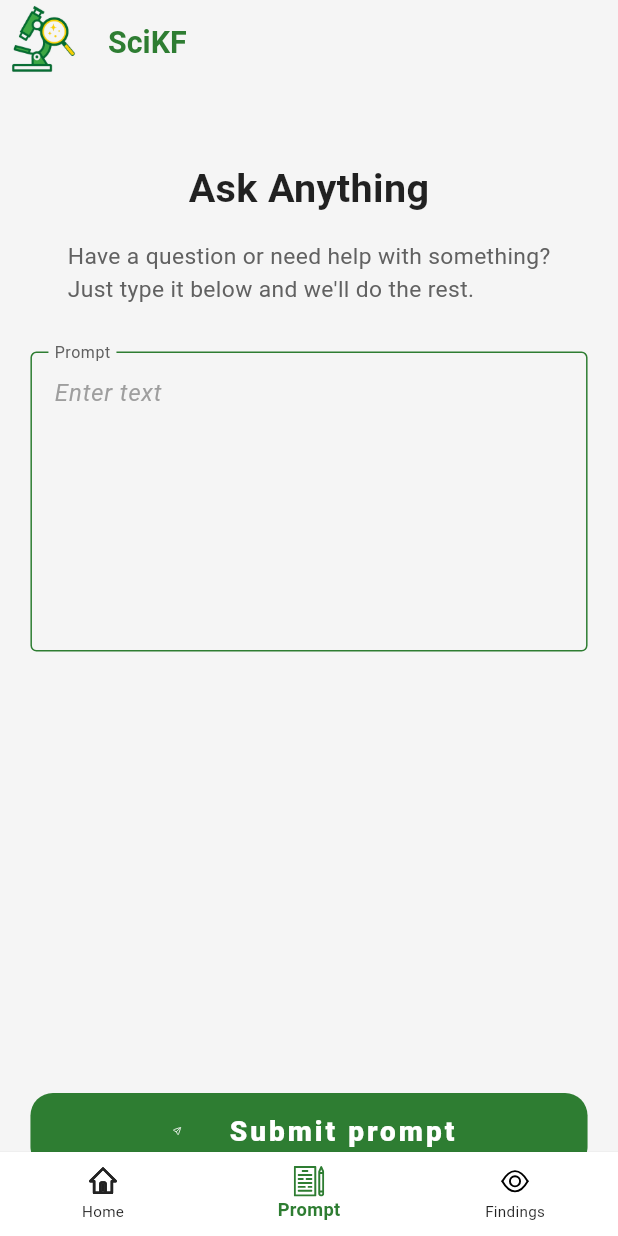
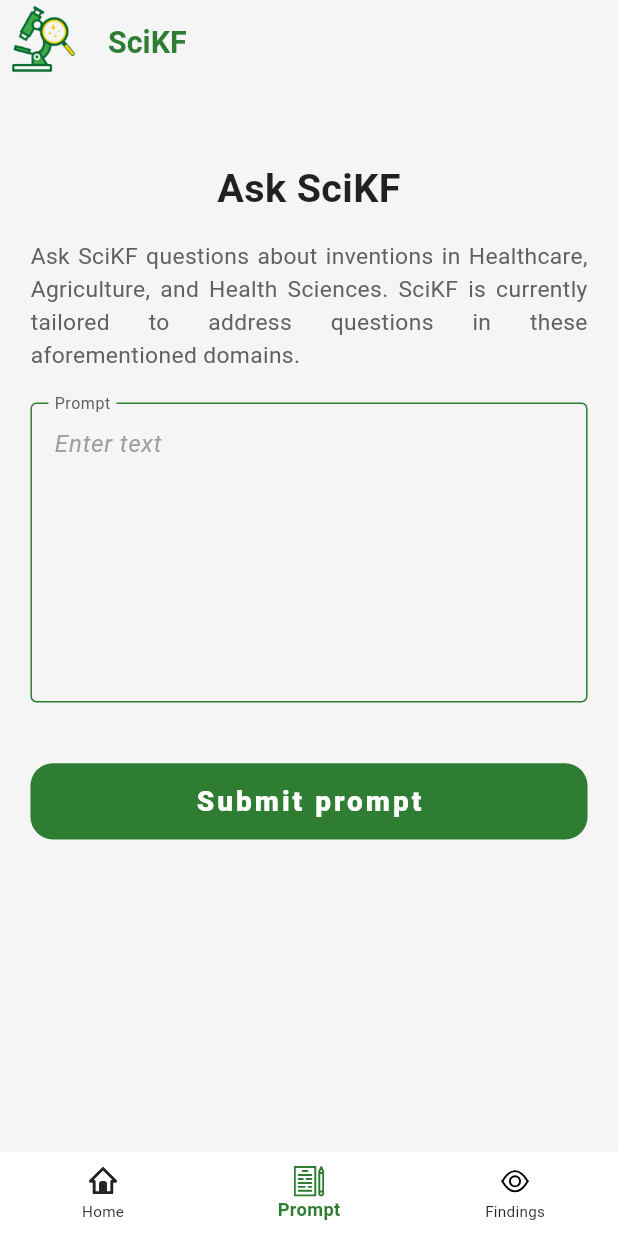
Before and after one commit to BenYohanan/SciKF, a Flutter app: the PromptScreen screen opened by its route, on a phone screen of 412 x 824 dp. Run offline on Flutter 3.47's test engine with Material 3 defaults, Android fonts, the phone set to English and light mode, and no system bars; our stand-ins replace another_flushbar, dropdown_search, flutter_svg.

Commit message:
Fixes after review

```diff
--- a/lib/screens/home/Components/news_detail_screen.dart
+++ b/lib/screens/home/Components/news_detail_screen.dart
@@ -46,7 +46,7 @@ class NewsDetailScreen extends StatelessWidget {
                   ),
                 ),
                 Text(
-                  'Source: ${newsItem.source ?? "AI Generated"}',
+                  'Source: ${newsItem.source ?? "SciKF"}',
                   style: TextStyle(
                     fontSize: getProportionateScreenHeight(12),
                     color: kPrimaryColor,
@@ -95,12 +95,12 @@ class NewsDetailScreen extends StatelessWidget {
                 ),
               ),
             ],
-            if (newsItem.sourceUrl != null && newsItem.sourceUrl!.isNotEmpty) ...[
+            if (newsItem.source != "SciKF" && newsItem.sourceUrl != null && newsItem.sourceUrl.isNotEmpty) ...[
               SizedBox(height: getProportionateScreenHeight(16)),
               Center(
                 child: ElevatedButton.icon(
                   onPressed: () async {
-                    final url = Uri.parse(newsItem.sourceUrl!);
+                    final url = Uri.parse(newsItem.sourceUrl);
                     if (await canLaunchUrl(url)) {
                       await launchUrl(url, mode: LaunchMode.externalApplication);
                     } else {
--- a/lib/screens/prompt_screen.dart
+++ b/lib/screens/prompt_screen.dart
@@ -39,7 +39,7 @@ class _PromptScreenState extends State<PromptScreen> {
 
     try {
       final responseData = await _apiService.answerPrompt(_controller.text);
-      Navigator.of(context, rootNavigator: true).pop(); // Close loader
+      Navigator.of(context, rootNavigator: true).pop();
       Navigator.push(
         context,
         MaterialPageRoute(
@@ -47,10 +47,8 @@ class _PromptScreenState extends State<PromptScreen> {
         ),
       );
     } catch (e) {
-      Navigator.of(context, rootNavigator: true).pop(); // Close loader
-      ScaffoldMessenger.of(context).showSnackBar(
-        SnackBar(content: Text('Error: $e')),
-      );
+      Navigator.of(context, rootNavigator: true).pop();
+      Dialogs.flushBar(context, "Error", 'Please enter a prompt');
     }
   }
 
@@ -73,7 +71,7 @@ class _PromptScreenState extends State<PromptScreen> {
               children: [
                 SizedBox(height: getProportionateScreenHeight(30)),
                 Text(
-                  "Ask Anything",
+                  "Ask SciKF",
                   textAlign: TextAlign.center,
                   style: TextStyle(
                     fontSize: getProportionateScreenWidth(24),
@@ -83,14 +81,14 @@ class _PromptScreenState extends State<PromptScreen> {
                 ),
                 SizedBox(height: getProportionateScreenHeight(15)),
                 Text(
-                  "Have a question or need help with something?\nJust type it below and we'll do the rest.",
-                  textAlign: TextAlign.left,
+                  'Ask SciKF questions about inventions in Healthcare, Agriculture, and Health Sciences. SciKF is currently tailored to address questions in these aforementioned domains.',
+                  textAlign: TextAlign.justify,
                   style: TextStyle(
                     fontSize: getProportionateScreenHeight(15),
                     color: Colors.grey[700],
                   ),
                 ),
-                SizedBox(height: getProportionateScreenHeight(30)),
+                SizedBox(height: getProportionateScreenHeight(20)),
                 TextFormField(
                   cursorColor: kPrimaryColor,
                   maxLines: 7,
@@ -98,7 +96,6 @@ class _PromptScreenState extends State<PromptScreen> {
                   decoration: WidgetHelper().buildInputDecoration("Prompt", "Enter text"),
                   onChanged: (_) => setState(() {}),
                 ),
-                SizedBox(height: getProportionateScreenHeight(250)),
                 GestureDetector(
                   onTap: _submitPrompt,
                   child: Container(
@@ -113,11 +110,6 @@ class _PromptScreenState extends State<PromptScreen> {
                       child: Row(
                         mainAxisSize: MainAxisSize.min,
                         children: [
-                          custom_suffix_icon(
-                            svgIcon: "assets/icons/Send.svg",
-                            color: Colors.white,
-                          ),
-                          SizedBox(width: getProportionateScreenWidth(2)),
                           Text(
                             "Submit prompt",
                             style: TextStyle(
--- a/lib/services/api_service.dart
+++ b/lib/services/api_service.dart
@@ -5,7 +5,7 @@ import '../model/news_item.dart';
 import 'DatabaseHelper.dart';
 
 class ApiService {
-  static const String apiKey = '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';
+  static const String apiKey = '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';
   static const String endpoint = 'https://api.openai.com/v1/chat/completions';
   final DatabaseHelper dbHelper;
 
@@ -34,8 +34,18 @@ class ApiService {
         'messages': [
           {
             'role': 'user',
-            'content':
-            'Provide a list of recent science events, discoveries, or findings from Nigeria. Include title, summary, date, source, sourceUrl and details for each. Format as JSON.'
+            'content': '''
+              Provide a comprehensive list of recent events, discoveries, or findings in healthcare, agriculture, and health sciences, with a primary focus on Nigeria, but also including relevant global developments. Include as many entries as possible, prioritizing recency (within the last 12 months) and relevance. For each entry, provide the following details in JSON format:
+              {
+                "title": "A concise, descriptive title for the event, discovery, or finding",
+                "summary": "A brief summary (2-3 sentences) describing the event, discovery, or finding and its significance",
+                "date": "The date of the event or publication (in YYYY-MM-DD format, or approximate month/year if exact date is unavailable)",
+                "source": "The name of the source (e.g., journal, news outlet, organization) or 'SciKF' if no specific source is identified",
+                "sourceUrl": "A working, direct URL to the source article or report (ensure the link is accessible and valid; if none exists, provide an empty string '')",
+                "details": "A well detailed explanation providing context, key findings, implications, and any relevant stakeholders (e.g., researchers, institutions, or organizations involved)"
+              }
+              Ensure the response is well-organized, prioritizes Nigerian developments, and includes global examples for broader context. Verify all URLs and exclude any broken or inaccessible links. If information is limited, note any gaps and provide the best available data. Return the response as a JSON array of objects.
+              '''
           }
         ],
       }),
@@ -75,8 +85,18 @@ class ApiService {
         'messages': [
           {
             'role': 'user',
-            'content':
-            'Provide information about scientific methods related to the topic: "$prompt", prioritizing Nigerian research or context if available, otherwise provide global scientific information. Format the response as a JSON object with fields: "title" (a brief title for the method or finding), "summary" (a brief description), "details" (detailed explanation), "source" (source or "Generated by AI" if none), "sourceUrl" (URL or empty string if none), and "date" (date of the finding or current date in YYYY-MM-DD format).'
+            'content': '''
+                Provide detailed information about methods, techniques, or findings in healthcare, agriculture, or health sciences related to the topic: "$prompt". Prioritize Nigerian research, innovations, or context if available; otherwise, include relevant global scientific information. Format the response as a single JSON object with the following fields:
+                {
+                  "title": "A concise, descriptive title for the method, technique, or finding",
+                  "summary": "A brief summary (2-3 sentences) describing the method or finding and its significance",
+                  "details": "A well detailed explanation covering the method or finding, its application, key results, implications, and relevant stakeholders (e.g., researchers, institutions, organizations)",
+                  "source": "The name of the source (e.g., journal, news outlet, organization) or 'SciKF' if no specific source is identified",
+                  "sourceUrl": "A working, direct URL to the source article or report (ensure the link is valid; use an empty string '' if none exists)",
+                  "date": "The date of the finding or publication in YYYY-MM-DD format; use the current date (${DateTime.now().toIso8601String().split('T')[0]}) if no specific date is available"
+                }
+                Ensure the response is accurate, well-organized, and prioritizes Nigerian context where applicable. Verify all URLs and exclude any broken or inaccessible links. If information is limited, note any gaps and provide the best available data.
+                '''
           }
         ],
       }),
@@ -90,7 +110,7 @@ class ApiService {
         summary: item['summary']?.toString() ?? '',
         details: item['details']?.toString() ?? '',
         sourceUrl: item['sourceUrl']?.toString() ?? '',
-        source: item['source']?.toString() ?? 'Generated by AI',
+        source: item['source']?.toString() ?? 'SciKF',
         date: item['date']?.toString() ?? DateTime.now().toIso8601String().split('T')[0],
         responseType: 'method',
       );
```
Also changed, not shown: lib/screens/home/index.dart (+3 -4 lines), 1 other file.
